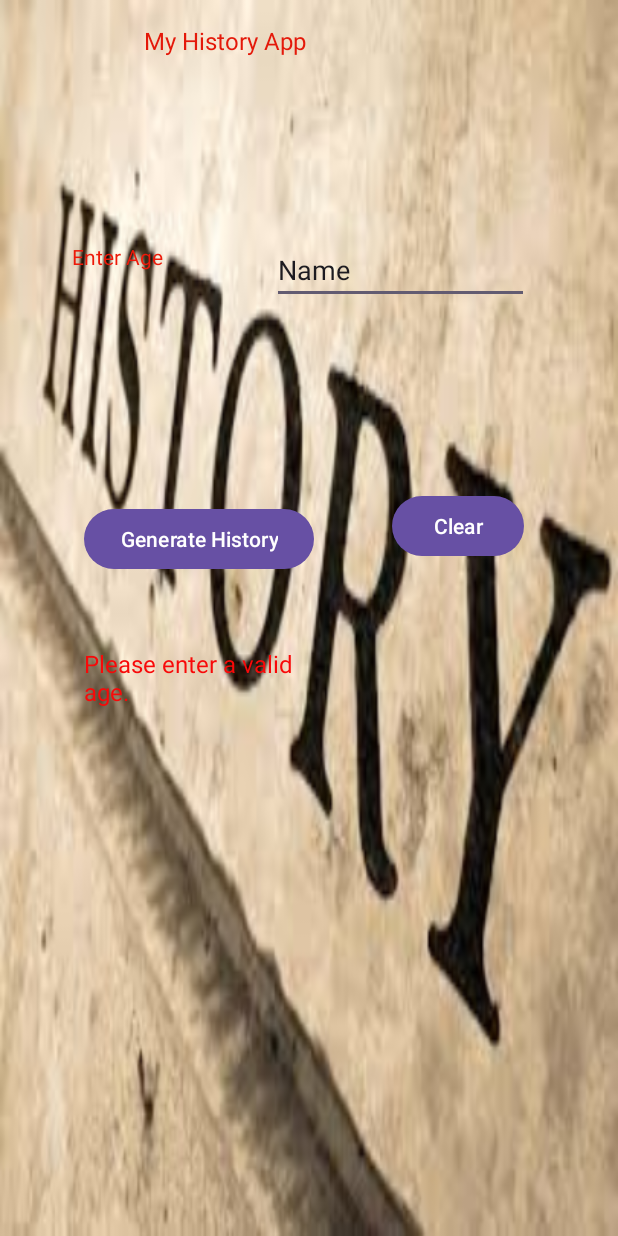
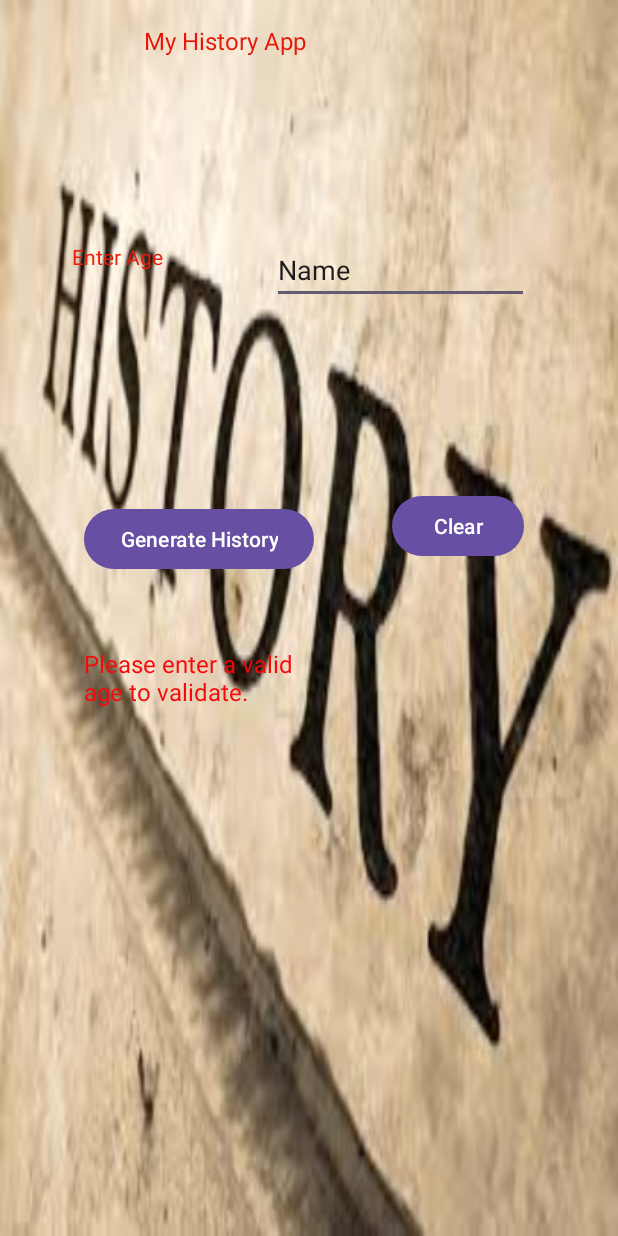
Before and after one commit to Ntsane100/Assignment1, an Android app: the screen it shows after launch (MainActivity), after a tap on "Generate History", on a phone screen of 412 x 824 dp. Run offline under Robolectric (Android 15) with nearby library versions, the phone set to English and light mode, and no system bars.

Commit message:
Add files via upload

```diff
--- a/src/main/java/com/example/assignment1/MainActivity.kt
+++ b/src/main/java/com/example/assignment1/MainActivity.kt
@@ -50,7 +50,7 @@ class MainActivity : AppCompatActivity() {
                        }
                    }"
                } else {
-                   txtResult.text = "Please enter a valid age."
+                   txtResult.text = "Please enter a valid age to validate."
                }
            }
            btnCancel?.setOnClickListener {
```
